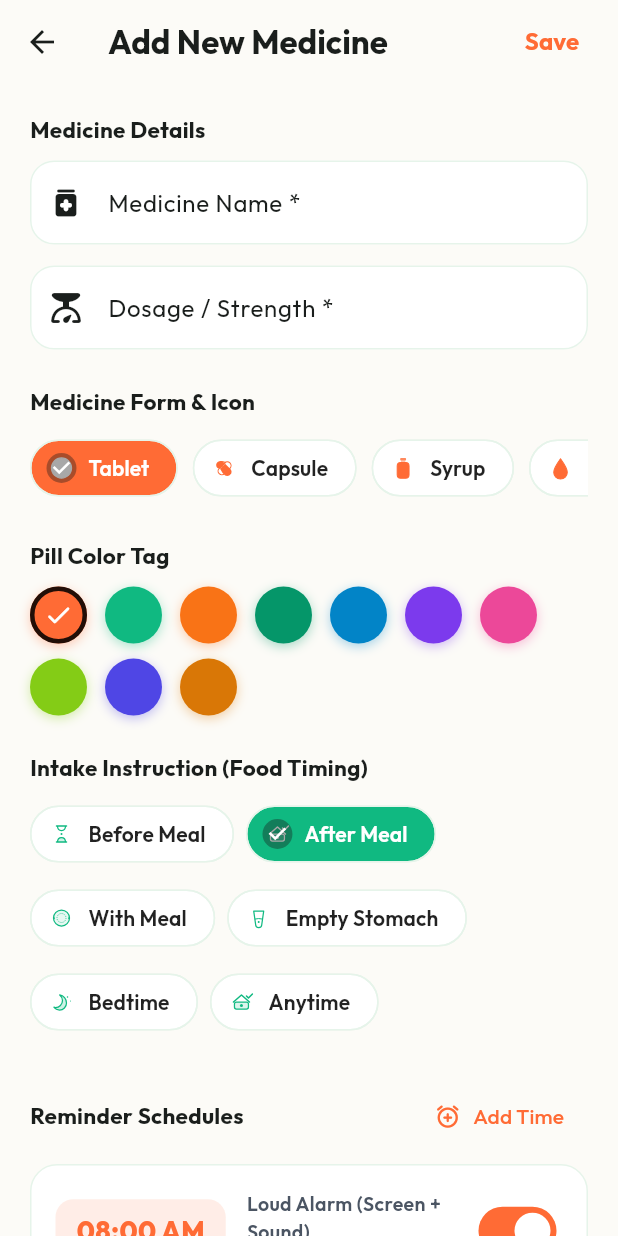
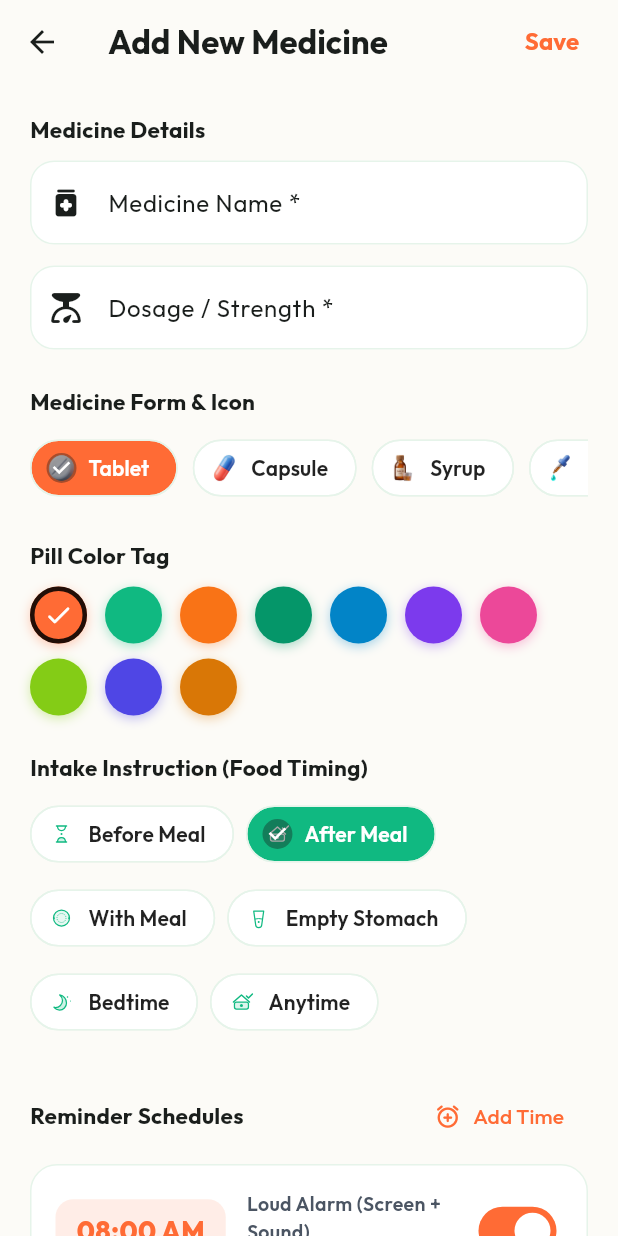
Before and after one commit to kadirlaskar012/medicines_reminder, a Flutter app: the screen it shows after launch, after a tap on the "add" icon, on a phone screen of 412 x 824 dp. Run offline on Flutter 3.47's test engine with Material 3 defaults, Android fonts, the phone set to English and light mode, and no system bars; our stand-ins replace fl_chart, flutter_animate, flutter_local_notifications, flutter_svg, google_fonts, pdf and 4 more; accounts and stored records are empty; statements that could not run were skipped.

Commit message:
feat: Add 3D Glossy Claymorphism transparent medicine icons across app and notifications

```diff
--- a/lib/models/medicine.dart
+++ b/lib/models/medicine.dart
@@ -16,6 +16,8 @@ enum MedicineType {
   final IconData icon;
   final String svgString;
   const MedicineType(this.label, this.icon, this.svgString);
+
+  String get assetPath => 'assets/icons/3d/med_3d_$name.png';
 
   static MedicineType fromString(String val) {
     return MedicineType.values.firstWhere(
--- a/lib/screens/alarm/alarm_ringing_screen.dart
+++ b/lib/screens/alarm/alarm_ringing_screen.dart
@@ -75,11 +75,17 @@ class AlarmRingingScreen extends StatelessWidget {
                       ],
                     ),
                     child: Center(
-                      child: AppSvgIcons.render(
-                        medicine.type.svgString,
-                        width: 72,
-                        height: 72,
-                        color: medColor,
+                      child: Image.asset(
+                        medicine.type.assetPath,
+                        width: 84,
+                        height: 84,
+                        fit: BoxFit.contain,
+                        errorBuilder: (context, error, stackTrace) => AppSvgIcons.render(
+                          medicine.type.svgString,
+                          width: 72,
+                          height: 72,
+                          color: medColor,
+                        ),
                       ),
                     ),
                   ).animate(onPlay: (c) => c.repeat(reverse: true))
--- a/lib/screens/medicines/add_edit_medicine_screen.dart
+++ b/lib/screens/medicines/add_edit_medicine_screen.dart
@@ -235,11 +235,17 @@ class _AddEditMedicineScreenState extends State<AddEditMedicineScreen> {
                     padding: const EdgeInsets.only(right: 10),
                     child: ChoiceChip(
                       selected: isSelected,
-                      avatar: AppSvgIcons.render(
-                        type.svgString,
-                        width: 18,
-                        height: 18,
-                        color: isSelected ? Colors.white : AppColors.primary,
+                      avatar: Image.asset(
+                        type.assetPath,
+                        width: 22,
+                        height: 22,
+                        fit: BoxFit.contain,
+                        errorBuilder: (context, error, stackTrace) => AppSvgIcons.render(
+                          type.svgString,
+                          width: 18,
+                          height: 18,
+                          color: isSelected ? Colors.white : AppColors.primary,
+                        ),
                       ),
                       label: Text(type.label),
                       selectedColor: AppColors.primary,
--- a/lib/screens/medicines/medicines_cabinet_screen.dart
+++ b/lib/screens/medicines/medicines_cabinet_screen.dart
@@ -86,9 +86,9 @@ class _MedicinesCabinetScreenState extends State<MedicinesCabinetScreen> {
                 _buildFilterChip('All', allMeds.length),
                 if (lowStockCount > 0)
                   _buildFilterChip('Low Stock', lowStockCount, isWarning: true),
-                _buildFilterChip('Tablet', null, svgIcon: AppSvgIcons.tablet),
-                _buildFilterChip('Capsule', null, svgIcon: AppSvgIcons.capsule),
-                _buildFilterChip('Syrup', null, svgIcon: AppSvgIcons.syrup),
+                _buildFilterChip('Tablet', null, imageAsset: MedicineType.tablet.assetPath),
+                _buildFilterChip('Capsule', null, imageAsset: MedicineType.capsule.assetPath),
+                _buildFilterChip('Syrup', null, imageAsset: MedicineType.syrup.assetPath),
               ],
             ),
           ),
@@ -327,20 +327,22 @@ class _MedicinesCabinetScreenState extends State<MedicinesCabinetScreen> {
     );
   }
 
-  Widget _buildFilterChip(String label, int? count, {bool isWarning = false, String? svgIcon}) {
+  Widget _buildFilterChip(String label, int? count, {bool isWarning = false, String? svgIcon, String? imageAsset}) {
     final isSelected = _selectedFilter == label;
     return Padding(
       padding: const EdgeInsets.only(right: 8),
       child: FilterChip(
         selected: isSelected,
-        avatar: svgIcon != null
+        avatar: imageAsset != null
+            ? Image.asset(imageAsset, width: 16, height: 16, fit: BoxFit.contain)
+            : (svgIcon != null
                 ? AppSvgIcons.render(
                     svgIcon,
                     width: 14,
                     height: 14,
                     color: isSelected ? Colors.white : AppColors.primary,
                   )
-            : null,
+                : null),
         label: Text(count != null ? '$label ($count)' : label),
         selectedColor: isWarning ? AppColors.warning : AppColors.primary,
         labelStyle: TextStyle(
--- a/lib/widgets/pill_icon_badge.dart
+++ b/lib/widgets/pill_icon_badge.dart
@@ -16,33 +16,21 @@ class PillIconBadge extends StatelessWidget {
 
   @override
   Widget build(BuildContext context) {
-    return Container(
+    return SizedBox(
       width: size,
       height: size,
-      decoration: BoxDecoration(
-        color: color.withValues(alpha: 0.12),
-        borderRadius: BorderRadius.circular(size * 0.36),
-        border: Border.all(color: color.withValues(alpha: 0.28), width: 1.5),
-        boxShadow: [
-          BoxShadow(
-            color: color.withValues(alpha: 0.15),
-            blurRadius: 12,
-            offset: const Offset(0, 4),
+      child: Center(
+        child: Image.asset(
+          type.assetPath,
+          width: size,
+          height: size,
+          fit: BoxFit.contain,
+          errorBuilder: (context, error, stackTrace) => AppSvgIcons.render(
+            type.svgString,
+            width: size * 0.7,
+            height: size * 0.7,
+            color: color,
           ),
-          const BoxShadow(
-            color: Colors.white24,
-            blurRadius: 4,
-            offset: Offset(0, -1),
-          ),
-        ],
-      ),
-      padding: EdgeInsets.all(size * 0.2),
-      child: Center(
-        child: AppSvgIcons.render(
-          type.svgString,
-          width: size * 0.6,
-          height: size * 0.6,
-          color: color,
         ),
       ),
     );
```
Also changed, not shown: pubspec.yaml (+3 -4 lines), assets/icons/3d/med_3d_capsule.png (added), assets/icons/3d/med_3d_drops.png (added), assets/icons/3d/med_3d_inhaler.png (added), assets/icons/3d/med_3d_injection.png (added), assets/icons/3d/med_3d_ointment.png (added), assets/icons/3d/med_3d_other.png (added), assets/icons/3d/med_3d_supplement.png (added), assets/icons/3d/med_3d_syrup.png (added), assets/icons/3d/med_3d_tablet.png (added), 9 other files. Lines whose indentation alone changed are shown as unchanged.
